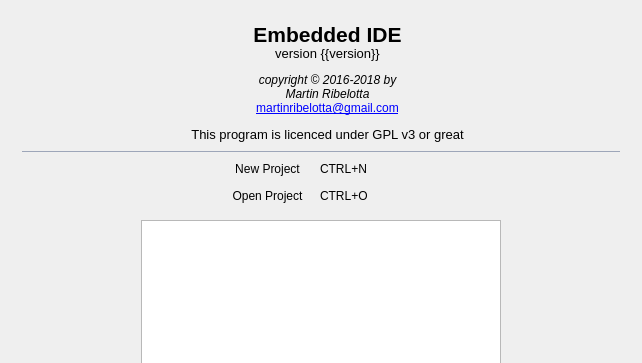
martinribelotta/embedded-ide, file ide/mainwindow.ui: the form before one commit; both pictures show x 0 to 642 and y 0 to 363 of the 642 by 557 pixel window.
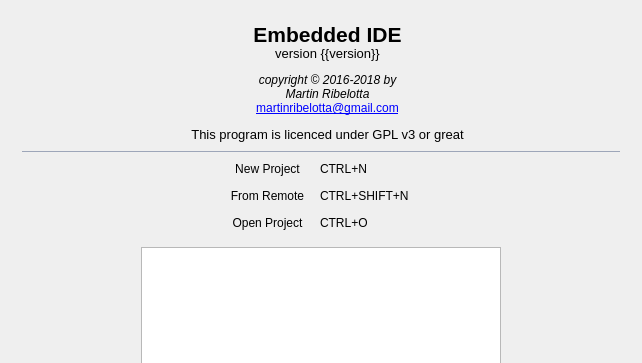
The form after the commit. Icons and pictures are not drawn. Custom widgets are drawn as their Qt base class.

Commit message: Add new from remote

Diff of the .ui file:
```diff
--- a/ide/mainwindow.ui
+++ b/ide/mainwindow.ui
@@ -970,7 +970,7 @@
          </item>
          <item row="0" column="2">
           <layout class="QGridLayout" name="gridLayout_3">
-           <item row="2" column="1">
+           <item row="3" column="1">
             <widget class="QToolButton" name="buttonOpenProject">
              <property name="sizePolicy">
               <sizepolicy hsizetype="Preferred" vsizetype="Fixed">
@@ -1002,24 +1002,21 @@
              </property>
             </widget>
            </item>
-           <item row="2" column="2">
-            <widget class="QLabel" name="labelOpenProject">
-             <property name="sizePolicy">
-              <sizepolicy hsizetype="Maximum" vsizetype="Preferred">
-               <horstretch>0</horstretch>
-               <verstretch>0</verstretch>
-              </sizepolicy>
+           <item row="1" column="0" rowspan="3">
+            <spacer name="horizontalSpacer_4">
+             <property name="orientation">
+              <enum>Qt::Horizontal</enum>
              </property>
-             <property name="minimumSize">
+             <property name="sizeType">
+              <enum>QSizePolicy::Fixed</enum>
+             </property>
+             <property name="sizeHint" stdset="0">
               <size>
-               <width>101</width>
-               <height>0</height>
+               <width>80</width>
+               <height>2</height>
               </size>
              </property>
-             <property name="text">
-              <string>CTRL+O</string>
-             </property>
-            </widget>
+            </spacer>
            </item>
            <item row="1" column="1">
             <widget class="QToolButton" name="buttonNewProject">
@@ -1053,6 +1050,41 @@
              </property>
             </widget>
            </item>
+           <item row="1" column="3" rowspan="3">
+            <spacer name="horizontalSpacer_5">
+             <property name="orientation">
+              <enum>Qt::Horizontal</enum>
+             </property>
+             <property name="sizeType">
+              <enum>QSizePolicy::Fixed</enum>
+             </property>
+             <property name="sizeHint" stdset="0">
+              <size>
+               <width>80</width>
+               <height>2</height>
+              </size>
+             </property>
+            </spacer>
+           </item>
+           <item row="3" column="2">
+            <widget class="QLabel" name="labelOpenProject">
+             <property name="sizePolicy">
+              <sizepolicy hsizetype="Maximum" vsizetype="Preferred">
+               <horstretch>0</horstretch>
+               <verstretch>0</verstretch>
+              </sizepolicy>
+             </property>
+             <property name="minimumSize">
+              <size>
+               <width>101</width>
+               <height>0</height>
+              </size>
+             </property>
+             <property name="text">
+              <string>CTRL+O</string>
+             </property>
+            </widget>
+           </item>
            <item row="1" column="2">
             <widget class="QLabel" name="labelNewProject">
              <property name="sizePolicy">
@@ -1066,37 +1098,50 @@
              </property>
             </widget>
            </item>
-           <item row="1" column="3" rowspan="2">
-            <spacer name="horizontalSpacer_5">
-             <property name="orientation">
-              <enum>Qt::Horizontal</enum>
+           <item row="2" column="1">
+            <widget class="QToolButton" name="buttonNewProjectFromRemote">
+             <property name="sizePolicy">
+              <sizepolicy hsizetype="Preferred" vsizetype="Fixed">
+               <horstretch>0</horstretch>
+               <verstretch>0</verstretch>
+              </sizepolicy>
              </property>
-             <property name="sizeType">
-              <enum>QSizePolicy::Fixed</enum>
+             <property name="toolTip">
+              <string>Create New Project From Remote URL</string>
              </property>
-             <property name="sizeHint" stdset="0">
+             <property name="text">
+              <string>From Remote</string>
+             </property>
+             <property name="icon">
+              <iconset theme="document-new">
+               <normaloff>.</normaloff>.</iconset>
+             </property>
+             <property name="iconSize">
               <size>
-               <width>80</width>
-               <height>2</height>
+               <width>22</width>
+               <height>22</height>
               </size>
              </property>
-            </spacer>
+             <property name="toolButtonStyle">
+              <enum>Qt::ToolButtonTextBesideIcon</enum>
+             </property>
+             <property name="autoRaise">
+              <bool>true</bool>
+             </property>
+            </widget>
            </item>
-           <item row="1" column="0" rowspan="2">
-            <spacer name="horizontalSpacer_4">
-             <property name="orientation">
-              <enum>Qt::Horizontal</enum>
+           <item row="2" column="2">
+            <widget class="QLabel" name="labelNewProject_2">
+             <property name="sizePolicy">
+              <sizepolicy hsizetype="Maximum" vsizetype="Preferred">
+               <horstretch>101</horstretch>
+               <verstretch>0</verstretch>
+              </sizepolicy>
              </property>
-             <property name="sizeType">
-              <enum>QSizePolicy::Fixed</enum>
+             <property name="text">
+              <string>CTRL+SHIFT+N</string>
              </property>
-             <property name="sizeHint" stdset="0">
-              <size>
-               <width>80</width>
-               <height>2</height>
-              </size>
-             </property>
-            </spacer>
+            </widget>
            </item>
           </layout>
          </item>
```
Left out of the diff: 4 changed lines with no effect on the pictures. The commit also changes 35 other files.
